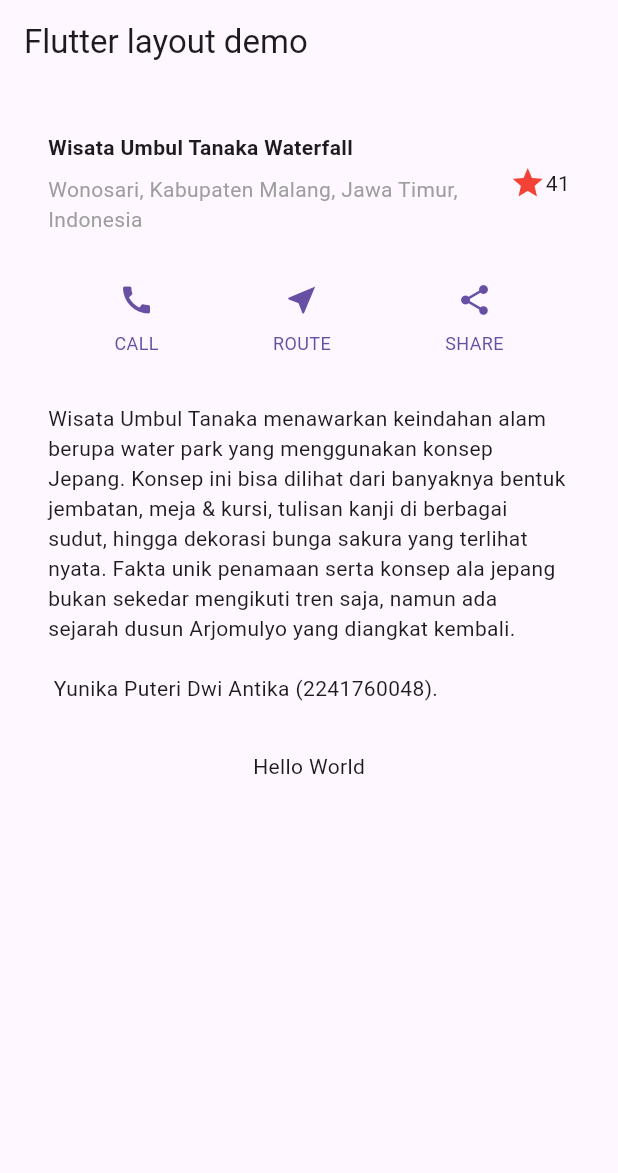
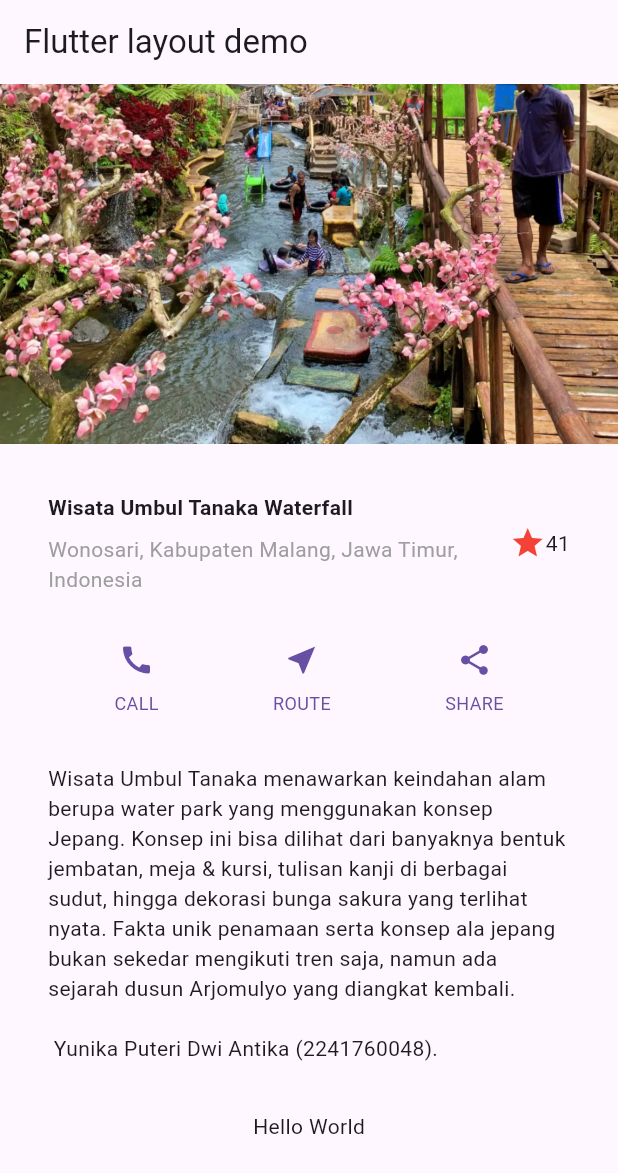
Before and after one commit to yunikaputri/-06-Layout-dan-Navigasi, a Flutter app: the screen it shows after launch, on a phone screen of 412 x 824 dp. Shown: the top 1173 px of the screen. Run offline on Flutter 3.47's test engine with Material 3 defaults, Android fonts, the phone set to English and light mode, and no system bars.

```diff
--- a/lib/main.dart
+++ b/lib/main.dart
@@ -102,9 +102,16 @@ class MyApp extends StatelessWidget {
         appBar: AppBar(
           title: const Text('Flutter layout demo'),
         ),
-        // Mengganti body 'Hello World' dengan titleSection dan buttonSection
-        body: Column(
+        // body: Column(
+        body: ListView(
           children: [
+            Image.asset(
+              //Menampilkan Gambar
+              'assets/wisata_umbul_tanaka.png',
+              width: 600,
+              height: 240,
+              fit: BoxFit.cover,
+            ),
             titleSection, // Menampilkan titleSection
             buttonSection, // Menampilkan buttonSection
             textSection, // Menampilkan textSection
--- a/pubspec.yaml
+++ b/pubspec.yaml
@@ -17,3 +17,5 @@ dev_dependencies:
 
 flutter:
   uses-material-design: true
+  assets:
+    - assets/wisata_umbul_tanaka.png
```
Also changed, not shown: assets/praktikum4.png (added), assets/wisata_umbul_tanaka.png (added), 1 other file.
